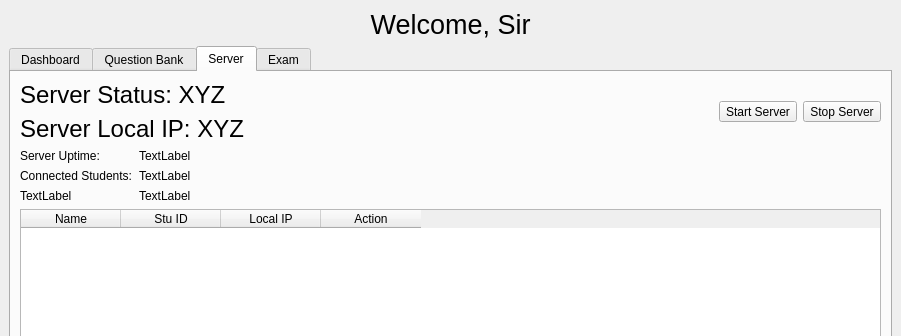
First picture: the form in src/SmartXm-CSEKU/teachermodule.ui, repository KaziRifatMorshed/SmartXm, before the edit; both pictures show x 0 to 901 and y 0 to 336 of the 901 by 706 pixel window.
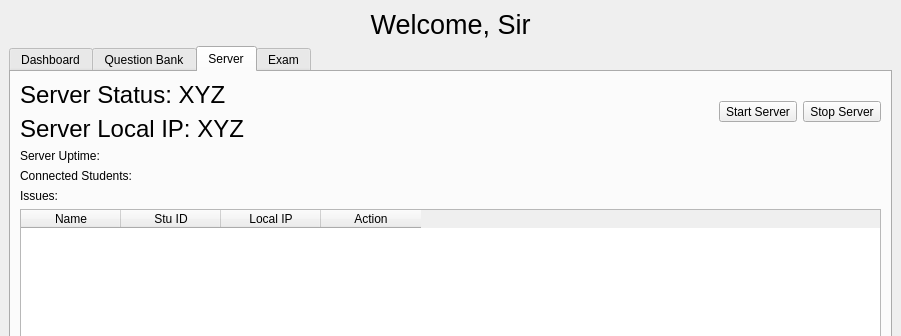
Second picture: the form after the edit. The open tabs and pages were chosen to show the change.

Diff of the .ui file:
```diff
--- a/src/SmartXm-CSEKU/teachermodule.ui
+++ b/src/SmartXm-CSEKU/teachermodule.ui
@@ -159,7 +159,7 @@
           <item row="0" column="1">
            <widget class="QLabel" name="label_3">
             <property name="text">
-             <string>TextLabel</string>
+             <string/>
             </property>
            </widget>
           </item>
@@ -173,21 +173,21 @@
           <item row="1" column="1">
            <widget class="QLabel" name="label_5">
             <property name="text">
-             <string>TextLabel</string>
+             <string/>
             </property>
            </widget>
           </item>
           <item row="2" column="0">
            <widget class="QLabel" name="label_6">
             <property name="text">
-             <string>TextLabel</string>
+             <string>Issues:</string>
             </property>
            </widget>
           </item>
           <item row="2" column="1">
            <widget class="QLabel" name="label_7">
             <property name="text">
-             <string>TextLabel</string>
+             <string/>
             </property>
            </widget>
           </item>
```
Left out of the diff: 2 changed lines with no effect on the pictures.
